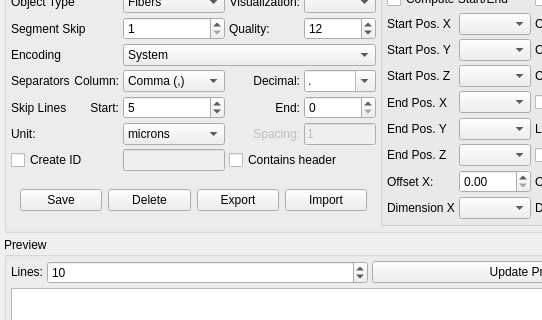
This is modules/FeatureScout/CsvInput.ui in 3dct/open_iA as Qt 5 draws it before an edit; both pictures show x 0 to 542 and y 182 to 502 of the 1028 by 634 pixel window. The edited form follows.
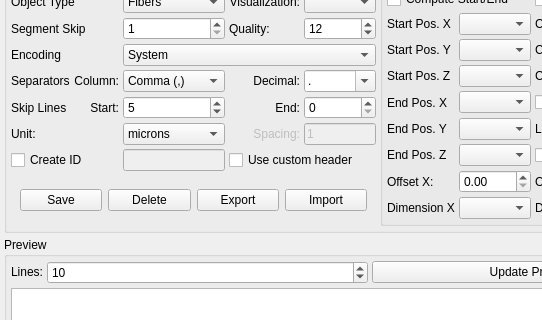
This is the edited form.

Commit message: calculate advanced void characteristics

```diff
--- a/modules/FeatureScout/CsvInput.ui
+++ b/modules/FeatureScout/CsvInput.ui
@@ -291,7 +291,7 @@
         <item row="7" column="3" colspan="2">
          <widget class="QCheckBox" name="cb_ContainsHeader">
           <property name="text">
-           <string>Contains header</string>
+           <string>Use custom header</string>
           </property>
          </widget>
         </item>
```
The commit also changes 1 other file.
